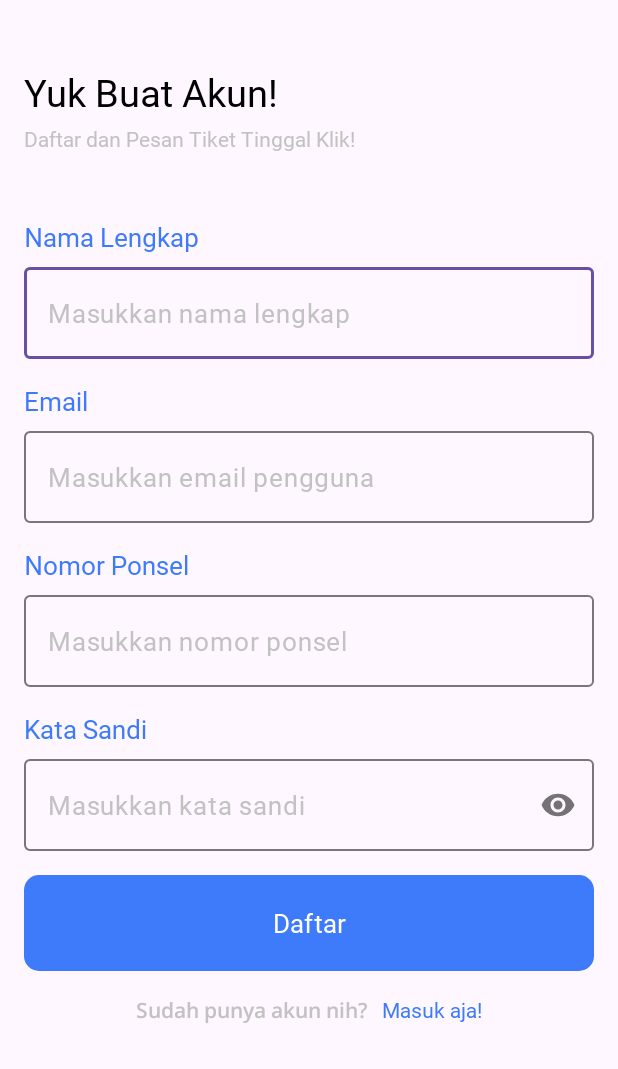
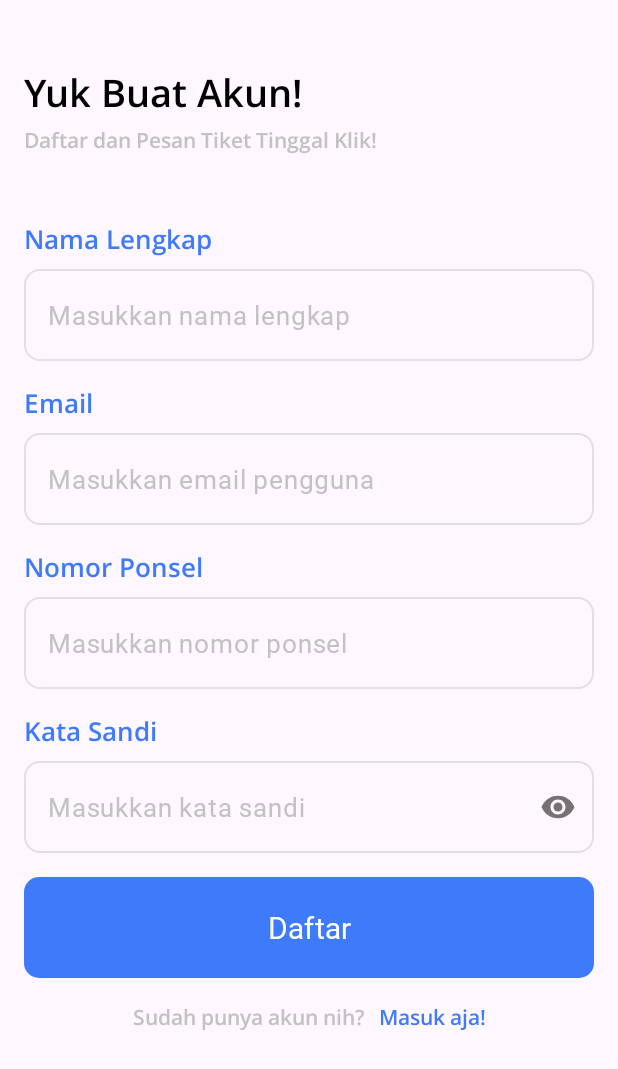
Before and after one commit to Synrgy-Academy-Final-Project/Android, an Android app: the RegisterActivity screen opened directly, with no data from a screen before it, on a phone screen of 412 x 824 dp. Shown: the top 1069 px of the screen. Run offline under Robolectric (Android 15) with nearby library versions, the phone set to English and light mode, and no system bars.

Commit message:
refactoring: change font base for app, modify text size and it's color

```diff
--- a/app/src/main/res/values/themes.xml
+++ b/app/src/main/res/values/themes.xml
@@ -7,16 +7,24 @@
 
     <style name="Theme.FinalProject" parent="Base.Theme.FinalProject" />
 
+    <style name="TextRegular">
+        <item name="android:fontFamily">@font/open_sans</item>
+        <item name="android:textColor">@color/black</item>
+        <item name="android:textSize">20sp</item>
+    </style>
+
     <style name="TextSemiBold">
-        <item name="android:fontFamily">@font/manrope_semibold</item>
+        <item name="android:fontFamily">@font/open_sans_semibold</item>
         <item name="android:textColor">@color/black</item>
         <item name="android:textSize">25sp</item>
     </style>
 
     <style name="EditTextInput">
-        <item name="android:fontFamily">@font/manrope_semibold</item>
+        <item name="android:fontFamily">@font/open_sans</item>
         <item name="android:textSize">17sp</item>
+        <item name="android:background">@drawable/bg_edittext_login</item>
         <item name="android:textColorHint">#C2C2C2</item>
+        <item name="android:textColor">#1C1B1F</item>
         <item name="android:paddingStart">16dp</item>
         <item name="android:paddingEnd">16dp</item>
         <item name="android:paddingTop">18.5dp</item>
@@ -26,8 +34,8 @@
     <style name="ButtonApp">
         <item name="android:background">@drawable/bg_btn_login</item>
         <item name="backgroundTint">@null</item>
-        <item name="android:fontFamily">@font/manrope_semibold</item>
-        <item name="android:textSize">17sp</item>
+        <item name="android:fontFamily">@font/open_sans_bold</item>
+        <item name="android:textSize">20sp</item>
         <item name="android:padding">16dp</item>
     </style>
 </resources>
```
